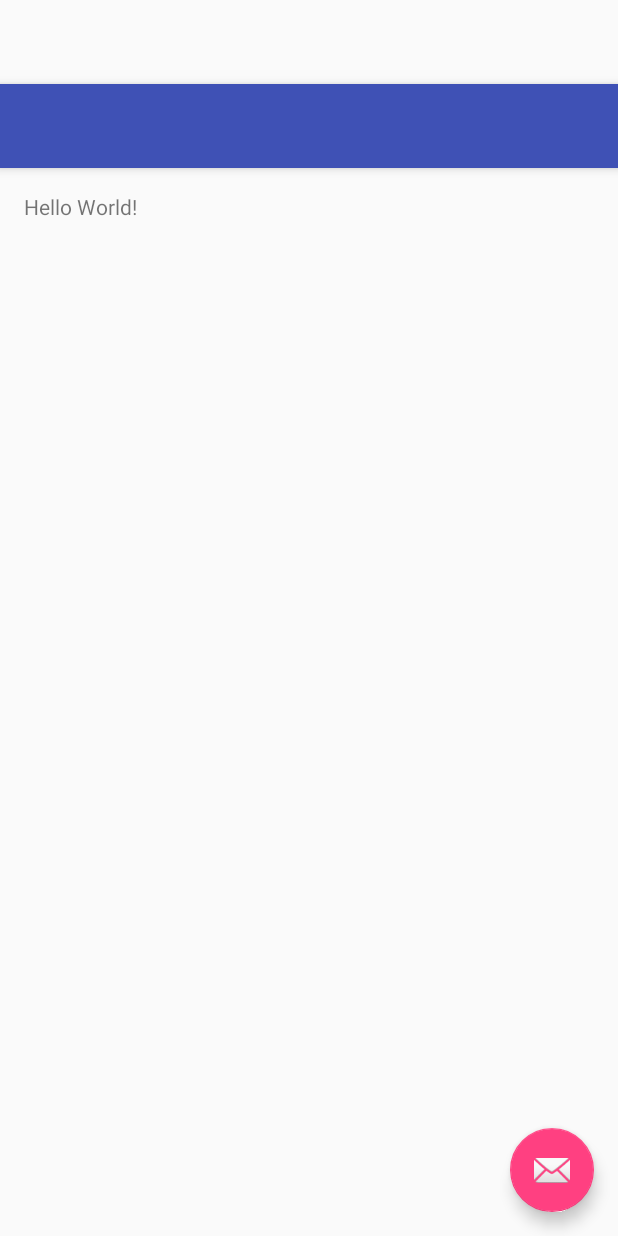
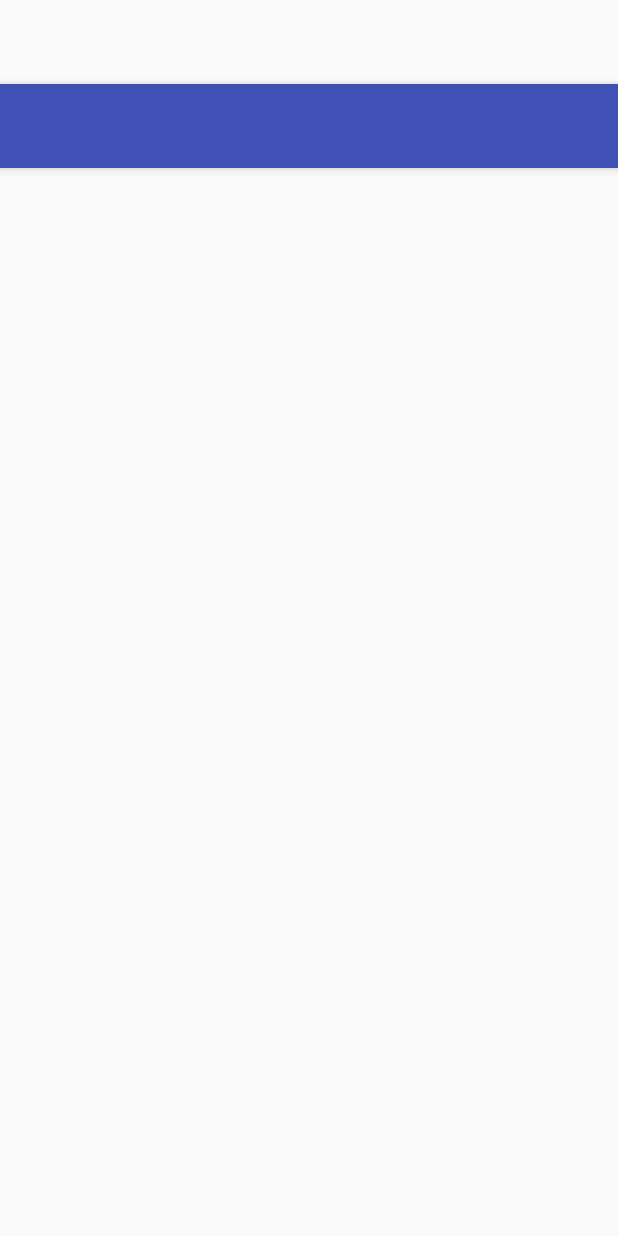
Before and after one commit to LeoJinDev/AndroidForLaravel, an Android app: the layout app_bar_main.xml on its own in the app's theme, with its tools: preview values and no code run, on a phone screen of 412 x 824 dp. Run offline under Robolectric (Android 15) with nearby library versions, the phone set to English and light mode, and no system bars.

Commit message:
replace with fragment

```diff
--- a/app/src/main/res/layout/app_bar_main.xml
+++ b/app/src/main/res/layout/app_bar_main.xml
@@ -21,14 +21,10 @@
 
     </android.support.design.widget.AppBarLayout>
 
-    <include layout="@layout/content_main" />
+   <FrameLayout
+       android:id="@+id/postsFragment"
+       android:layout_width="match_parent"
+       android:layout_height="match_parent"/>
 
-    <android.support.design.widget.FloatingActionButton
-        android:id="@+id/fab"
-        android:layout_width="wrap_content"
-        android:layout_height="wrap_content"
-        android:layout_gravity="bottom|end"
-        android:layout_margin="@dimen/fab_margin"
-        app:srcCompat="@android:drawable/ic_dialog_email" />
 
 </android.support.design.widget.CoordinatorLayout>
```
